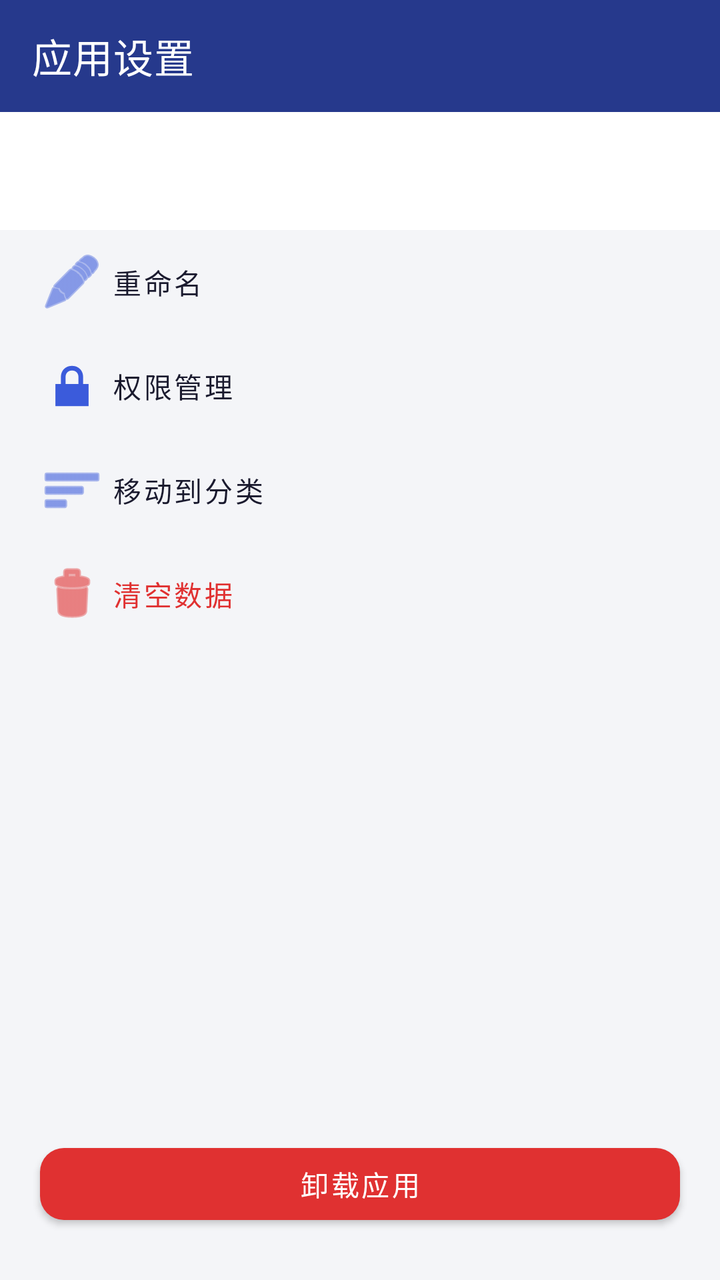
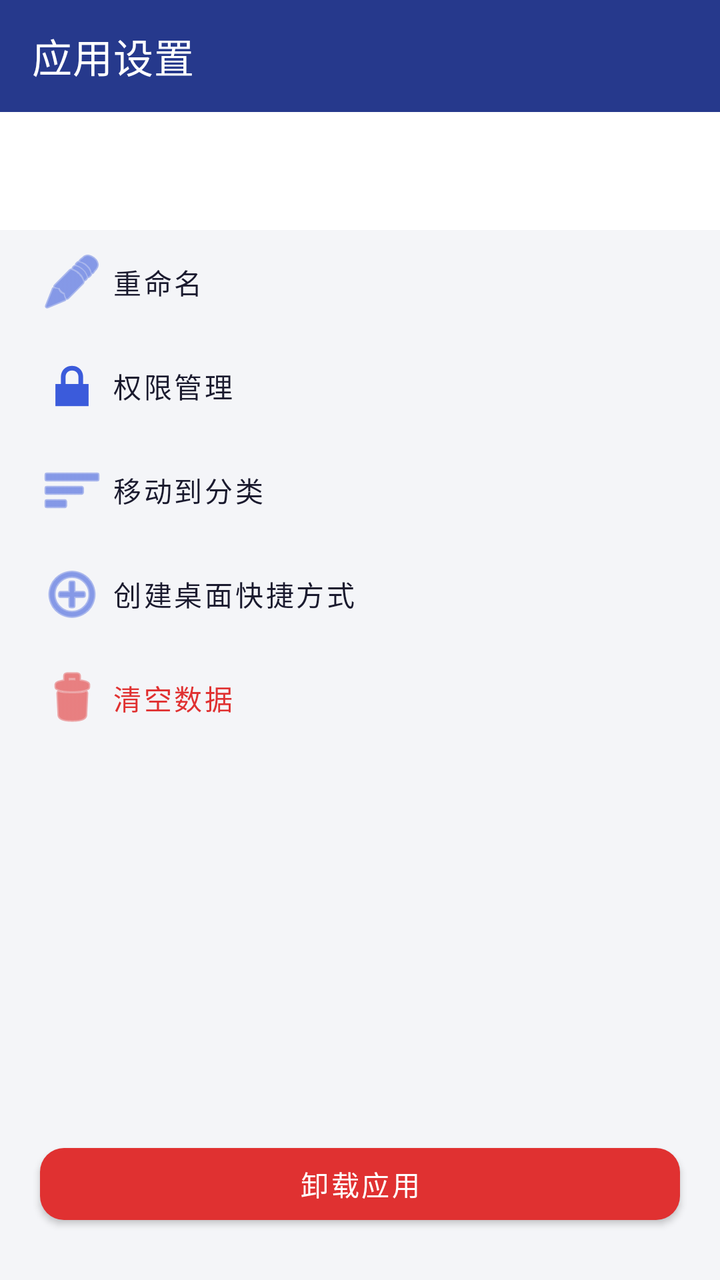

Two renders of the same Android screen: before a commit and after it. Below are the layout's source before the change and the commit's diff.
<!-- AndroidManifest.xml: activity theme Theme.MiniApp -->
<!-- res/layout/activity_app_settings.xml -->
<?xml version="1.0" encoding="utf-8"?>
<LinearLayout xmlns:android="http://schemas.android.com/apk/res/android"
    xmlns:app="http://schemas.android.com/apk/res-auto"
    android:layout_width="match_parent"
    android:layout_height="match_parent"
    android:orientation="vertical"
    android:background="@color/bg_window">

    <com.google.android.material.appbar.MaterialToolbar
        android:id="@+id/toolbar"
        android:layout_width="match_parent"
        android:layout_height="?attr/actionBarSize"
        app:title="应用设置"
        app:titleTextColor="#FFFFFF"
        android:background="@color/brand_primary_dark" />

    <TextView
        android:id="@+id/tv_app_info"
        android:layout_width="match_parent"
        android:layout_height="wrap_content"
        android:padding="20dp"
        android:textColor="@color/text_secondary"
        android:textSize="14sp"
        android:background="@color/bg_card" />

    <com.google.android.material.button.MaterialButton
        android:id="@+id/btn_rename"
        style="@style/Widget.MaterialComponents.Button.TextButton"
        android:layout_width="match_parent"
        android:layout_height="wrap_content"
        android:gravity="start|center_vertical"
        android:paddingHorizontal="20dp"
        android:text="重命名"
        android:textColor="@color/text_primary"
        app:icon="@android:drawable/ic_menu_edit"
        app:iconTint="@color/brand_primary" />

    <com.google.android.material.button.MaterialButton
        android:id="@+id/btn_perm_manage"
        style="@style/Widget.MaterialComponents.Button.TextButton"
        android:layout_width="match_parent"
        android:layout_height="wrap_content"
        android:gravity="start|center_vertical"
        android:paddingHorizontal="20dp"
        android:text="权限管理"
        android:textColor="@color/text_primary"
        app:icon="@android:drawable/ic_lock_lock"
        app:iconTint="@color/brand_primary" />

    <com.google.android.material.button.MaterialButton
        android:id="@+id/btn_move_category"
        style="@style/Widget.MaterialComponents.Button.TextButton"
        android:layout_width="match_parent"
        android:layout_height="wrap_content"
        android:gravity="start|center_vertical"
        android:paddingHorizontal="20dp"
        android:text="移动到分类"
        android:textColor="@color/text_primary"
        app:icon="@android:drawable/ic_menu_sort_by_size"
        app:iconTint="@color/brand_primary" />

    <com.google.android.material.button.MaterialButton
        android:id="@+id/btn_clear_data"
        style="@style/Widget.MaterialComponents.Button.TextButton"
        android:layout_width="match_parent"
        android:layout_height="wrap_content"
        android:gravity="start|center_vertical"
        android:paddingHorizontal="20dp"
        android:text="清空数据"
        android:textColor="@color/danger"
        app:icon="@android:drawable/ic_menu_delete"
        app:iconTint="@color/danger" />

    <View
        android:layout_width="match_parent"
        android:layout_height="0dp"
        android:layout_weight="1" />

    <com.google.android.material.button.MaterialButton
        android:id="@+id/btn_uninstall"
        android:layout_width="match_parent"
        android:layout_height="wrap_content"
        android:layout_marginHorizontal="20dp"
        android:layout_marginBottom="24dp"
        android:text="卸载应用"
        android:textColor="#FFFFFF"
        app:backgroundTint="@color/danger"
        app:cornerRadius="12dp" />
</LinearLayout>
<!-- resources referenced by this layout -->
<resources>
  <color name="bg_card">#FFFFFF</color>
  <color name="bg_window">#F4F5F8</color>
  <color name="brand_primary">#3B5BDB</color>
  <color name="brand_primary_dark">#26398C</color>
  <color name="danger">#E03131</color>
  <color name="text_primary">#1A1A2E</color>
  <color name="text_secondary">#6B7280</color>
  <style name="Theme.MiniApp" parent="Theme.MaterialComponents.DayNight.NoActionBar">
          <item name="colorPrimary">@color/brand_primary</item>
          <item name="colorPrimaryVariant">@color/brand_primary_dark</item>
          <item name="colorOnPrimary">#FFFFFF</item>
          <item name="colorSecondary">@color/brand_accent</item>
          <item name="colorOnSecondary">@color/text_primary</item>
          <item name="android:windowBackground">@color/bg_window</item>
          <item name="android:statusBarColor" tools:targetApi="l">@color/brand_primary_dark</item>
          
          <item name="android:alertDialogTheme">@style/ThemeOverlay.MiniApp.RoundedDialog</item>
          <item name="alertDialogTheme">@style/ThemeOverlay.MiniApp.RoundedDialog</item>
      </style>
  <color name="brand_accent">#FFC24B</color>
  <style name="ThemeOverlay.MiniApp.RoundedDialog" parent="ThemeOverlay.MaterialComponents.Dialog.Alert">
          <item name="colorPrimary">@color/brand_primary</item>
          <item name="colorSecondary">@color/brand_accent</item>
          <item name="buttonBarPositiveButtonStyle">@style/Widget.MiniApp.DialogButton</item>
          <item name="buttonBarNegativeButtonStyle">@style/Widget.MiniApp.DialogButton</item>
          <item name="buttonBarNeutralButtonStyle">@style/Widget.MiniApp.DialogButton</item>
      </style>
  <style name="Widget.MiniApp.DialogButton" parent="Widget.MaterialComponents.Button.TextButton.Dialog">
          <item name="android:textColor">@color/brand_primary</item>
      </style>
</resources>

<!-- the commit's change to res/layout/activity_app_settings.xml (unified diff, before → after) -->
@@ -60,6 +60,18 @@
         app:iconTint="@color/brand_primary" />
 
     <com.google.android.material.button.MaterialButton
+        android:id="@+id/btn_shortcut"
+        style="@style/Widget.MaterialComponents.Button.TextButton"
+        android:layout_width="match_parent"
+        android:layout_height="wrap_content"
+        android:gravity="start|center_vertical"
+        android:paddingHorizontal="20dp"
+        android:text="创建桌面快捷方式"
+        android:textColor="@color/text_primary"
+        app:icon="@android:drawable/ic_menu_add"
+        app:iconTint="@color/brand_primary" />
+
+    <com.google.android.material.button.MaterialButton
         android:id="@+id/btn_clear_data"
         style="@style/Widget.MaterialComponents.Button.TextButton"
         android:layout_width="match_parent"
